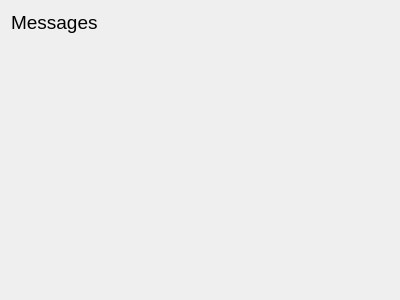
Above: Chat/Server/ServerWidget.ui from Krestol/QRpcChat before the change. Below: the same form after it.
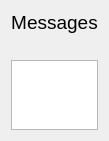
That is the form after the change.

What changed in the file:
```diff
--- a/Chat/Server/ServerWidget.ui
+++ b/Chat/Server/ServerWidget.ui
@@ -6,10 +6,16 @@
    <rect>
     <x>0</x>
     <y>0</y>
-    <width>400</width>
-    <height>300</height>
+    <width>98</width>
+    <height>139</height>
    </rect>
   </property>
+  <property name="sizePolicy">
+   <sizepolicy hsizetype="Expanding" vsizetype="Expanding">
+    <horstretch>0</horstretch>
+    <verstretch>0</verstretch>
+   </sizepolicy>
+  </property>
   <property name="windowTitle">
    <string>Form</string>
   </property>
@@ -24,6 +30,9 @@
      <property name="text">
       <string>Messages</string>
      </property>
+     <property name="alignment">
+      <set>Qt::AlignCenter</set>
+     </property>
     </widget>
    </item>
    <item>
@@ -34,17 +43,14 @@
     </widget>
    </item>
    <item>
-    <spacer name="verticalSpacer">
-     <property name="orientation">
-      <enum>Qt::Vertical</enum>
+    <widget class="QListWidget" name="listWidget">
+     <property name="sizePolicy">
+      <sizepolicy hsizetype="Preferred" vsizetype="Expanding">
+       <horstretch>0</horstretch>
+       <verstretch>0</verstretch>
+      </sizepolicy>
      </property>
-     <property name="sizeHint" stdset="0">
-      <size>
-       <width>20</width>
-       <height>40</height>
-      </size>
-     </property>
-    </spacer>
+    </widget>
    </item>
   </layout>
  </widget>
```
